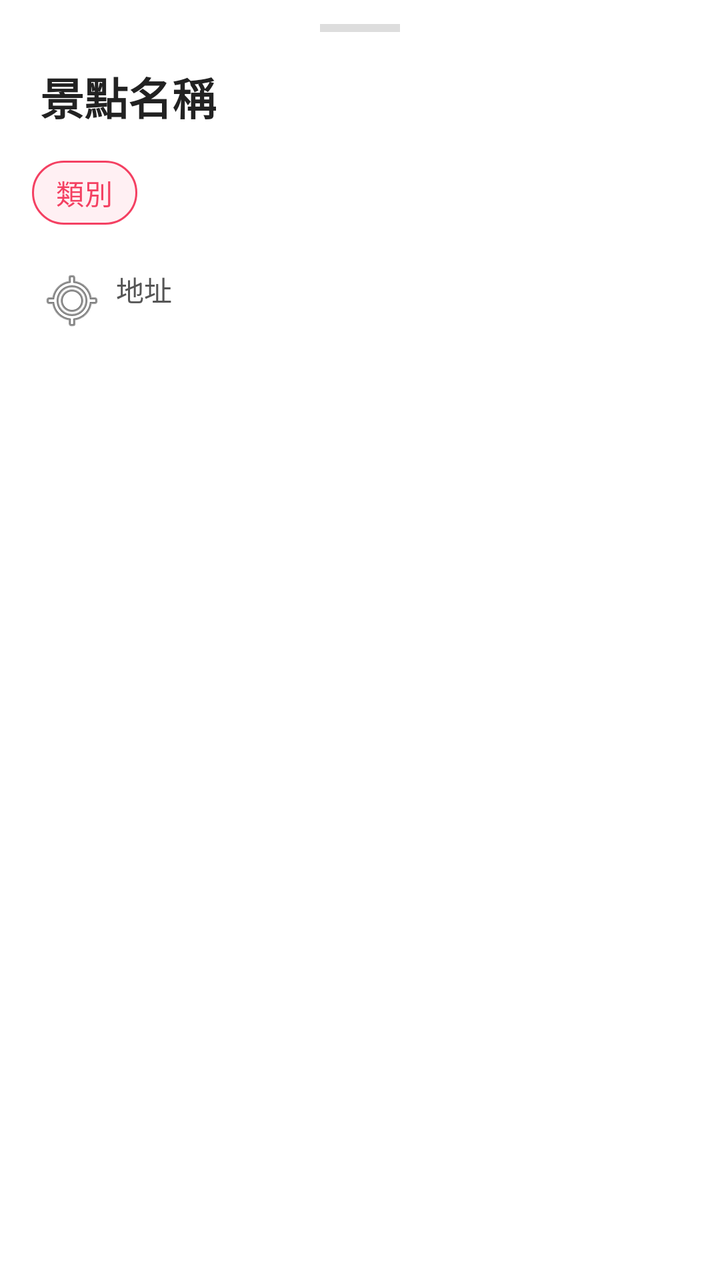
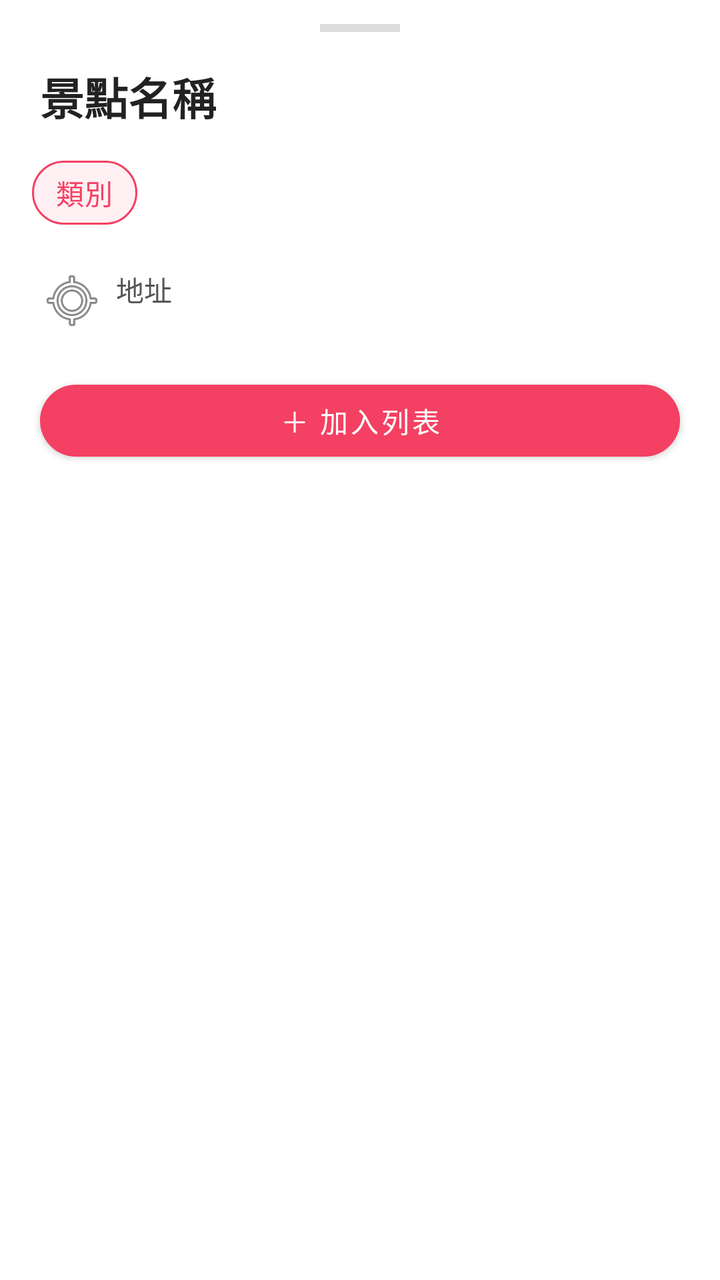

Two renders of the same Android screen: before a commit and after it. Below are the layout's source before the change and the commit's diff.
<!-- AndroidManifest.xml: application theme Theme.Fun2Go -->
<!-- res/layout/bottom_sheet_spot.xml -->
<?xml version="1.0" encoding="utf-8"?>
<LinearLayout xmlns:android="http://schemas.android.com/apk/res/android"
    xmlns:app="http://schemas.android.com/apk/res-auto"
    android:layout_width="match_parent"
    android:layout_height="wrap_content"
    android:orientation="vertical"
    android:background="@android:color/white"
    android:paddingBottom="32dp">

    
    <View
        android:layout_width="40dp"
        android:layout_height="4dp"
        android:layout_gravity="center_horizontal"
        android:layout_marginTop="12dp"
        android:layout_marginBottom="16dp"
        android:background="#DDDDDD" />

    
    <TextView
        android:id="@+id/tvSpotName"
        android:layout_width="match_parent"
        android:layout_height="wrap_content"
        android:paddingStart="20dp"
        android:paddingEnd="20dp"
        android:text="景點名稱"
        android:textSize="22sp"
        android:textStyle="bold"
        android:textColor="#222222" />

    
    <com.google.android.material.chip.Chip
        android:id="@+id/chipCategory"
        android:layout_width="wrap_content"
        android:layout_height="wrap_content"
        android:layout_marginStart="16dp"
        android:layout_marginTop="8dp"
        android:text="類別"
        android:clickable="false"
        android:focusable="false"
        app:chipBackgroundColor="#FFF0F3"
        app:chipCornerRadius="16dp"
        android:textColor="#F44062"
        app:chipStrokeColor="#F44062"
        app:chipStrokeWidth="1dp" />

    
    <TextView
        android:id="@+id/tvSpotAddress"
        android:layout_width="match_parent"
        android:layout_height="wrap_content"
        android:paddingStart="20dp"
        android:paddingEnd="20dp"
        android:paddingTop="14dp"
        android:text="地址"
        android:textSize="14sp"
        android:textColor="#555555"
        android:drawableStart="@android:drawable/ic_menu_mylocation"
        android:drawablePadding="6dp" />

    
    <TextView
        android:id="@+id/tvSpotRating"
        android:layout_width="match_parent"
        android:layout_height="wrap_content"
        android:paddingStart="20dp"
        android:paddingEnd="20dp"
        android:paddingTop="8dp"
        android:textSize="14sp"
        android:textColor="#888888"
        android:visibility="gone" />

</LinearLayout>
<!-- resources referenced by this layout -->
<resources>
  <style name="Theme.Fun2Go" parent="Theme.MaterialComponents.Light.NoActionBar" />
</resources>

<!-- the commit's change to res/layout/bottom_sheet_spot.xml (unified diff, before → after) -->
@@ -70,4 +70,17 @@
         android:textColor="#888888"
         android:visibility="gone" />
 
+    
+    <com.google.android.material.button.MaterialButton
+        android:id="@+id/btnAddToList"
+        android:layout_width="match_parent"
+        android:layout_height="48dp"
+        android:layout_marginStart="20dp"
+        android:layout_marginEnd="20dp"
+        android:layout_marginTop="20dp"
+        android:text="＋ 加入列表"
+        android:textColor="@android:color/white"
+        app:backgroundTint="#F44062"
+        app:cornerRadius="24dp" />
+
 </LinearLayout>
